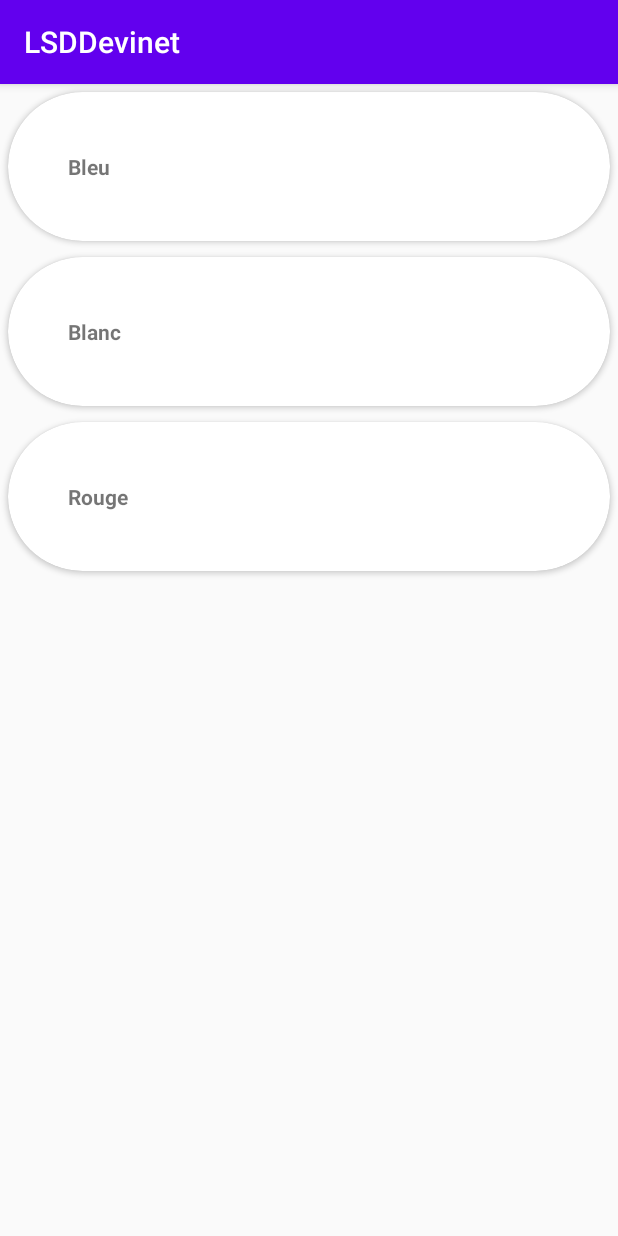
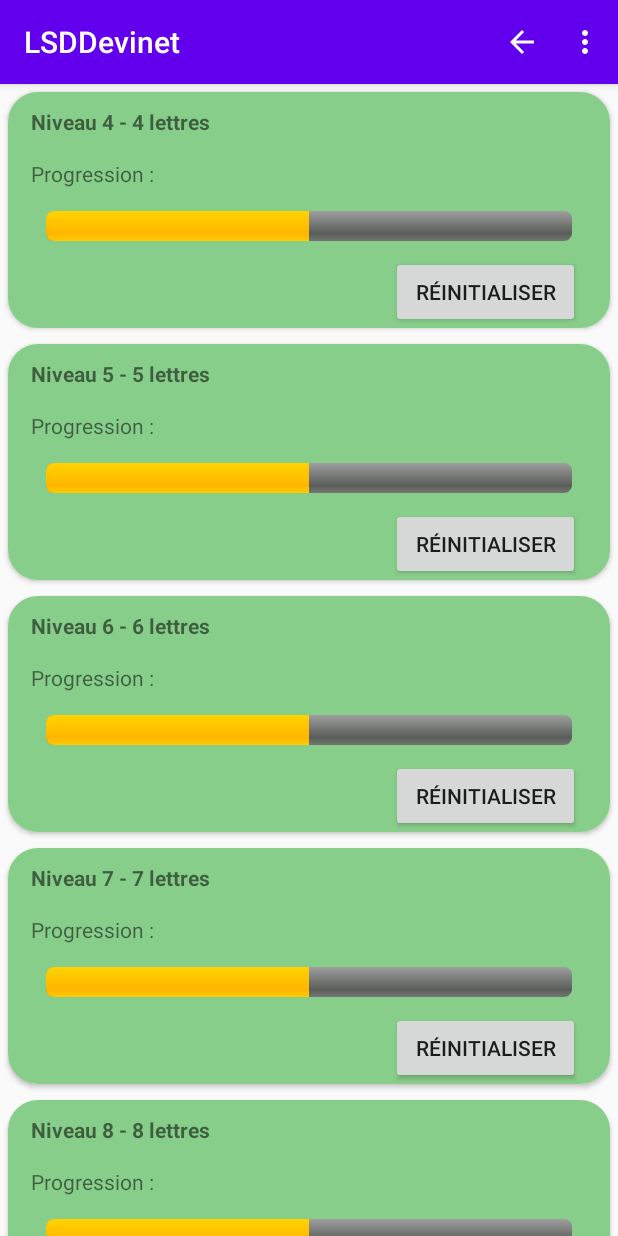
Before and after one commit to LeslieB-hub/LSDDevinet, an Android app: the screen it shows after launch (SelectionNiveauActivity), on a phone screen of 412 x 824 dp. Run offline under Robolectric (Android 15) with nearby library versions, the phone set to English and light mode, and no system bars; our stand-ins replace Room's generated code.

Commit message:
Modify recycleview, adapter and list niveau

```diff
--- a/app/src/main/java/com/example/lsddevinet/activity/SelectionNiveauActivity.java
+++ b/app/src/main/java/com/example/lsddevinet/activity/SelectionNiveauActivity.java
@@ -1,35 +1,101 @@
 package com.example.lsddevinet.activity;
 
+import androidx.annotation.NonNull;
 import androidx.appcompat.app.AppCompatActivity;
+import androidx.lifecycle.LiveData;
+import androidx.lifecycle.Observer;
+import androidx.lifecycle.ViewModelProviders;
 import androidx.recyclerview.widget.LinearLayoutManager;
 import androidx.recyclerview.widget.RecyclerView;
 
+import android.content.Intent;
 import android.os.Bundle;
+import android.view.Menu;
+import android.view.MenuItem;
+import android.view.View;
 
 import com.example.lsddevinet.R;
+import com.example.lsddevinet.ViewModel.CategorieViewModel;
 import com.example.lsddevinet.activity.adapters.AdapterNiveau;
+import com.example.lsddevinet.model.Categorie;
+
+import java.util.List;
 
 public class SelectionNiveauActivity extends AppCompatActivity {
+
+    RecyclerView recyclerView = null;
 
     @Override
     protected void onCreate(Bundle savedInstanceState) {
         super.onCreate(savedInstanceState);
         setContentView(R.layout.activity_selection_niveau);
+        recyclerView = findViewById(R.id.recyclerview_niveau);
     }
 
     @Override
     protected void onResume() {
         super.onResume();
 
-        RecyclerView recyclerView = findViewById(R.id.recyclerview_niveau);
         recyclerView.setHasFixedSize(true);
         RecyclerView.LayoutManager rvlm = new LinearLayoutManager(this);
         recyclerView.setLayoutManager(rvlm);
 
-        String[] infos = {"Bleu","Blanc","Rouge"};
+        //Récupérer la liste de catégorie
+        CategorieViewModel categorieVm = ViewModelProviders.of(this).get(CategorieViewModel.class);
+        LiveData<List<Categorie>> observateur = categorieVm.getAllCategories();
 
-        AdapterNiveau adapterNiveau = new AdapterNiveau(infos);
-        recyclerView.setAdapter(adapterNiveau);
+        observateur.observe(this, new Observer<List<Categorie>>() {
+            @Override
+            public void onChanged(List<Categorie> categories) {
+                AdapterNiveau adapterNiveau = new AdapterNiveau(categories);
+                recyclerView.setAdapter(adapterNiveau);
+            }
+        });
 
     }
+
+    public void onClickInitialiser(){
+
+    }
+
+    public void onClickProgression(View view){
+        View parentRow = (View) view.getParent();
+
+    }
+
+    /**
+     * Menu
+     * @param menu
+     * @return
+     */
+    @Override
+    public boolean onCreateOptionsMenu(Menu menu) {
+        //on décompresse le xml du menu
+        getMenuInflater().inflate(R.menu.mon_menu, menu);
+        return true;
+    }
+
+    /**
+     * Définition des actions
+     * @param item
+     * @return
+     */
+    public boolean onOptionsItemSelected(@NonNull MenuItem item){
+        switch (item.getItemId()){
+//            case R.id.action_settings:
+//                Intent intentParametre = new Intent(this, .class);
+//                startActivity(intentParametre);
+//                return true;
+//            case R.id.action_APropos:
+//                Intent intentAPropos = new Intent(this, .class);
+//                startActivity(intentAPropos);
+//                return true;
+            case R.id.action_PagePrecedente:
+
+                return true;
+            default:
+                return super.onOptionsItemSelected(item);
+
+        }
+    }
 }
--- a/app/src/main/java/com/example/lsddevinet/activity/adapters/AdapterNiveau.java
+++ b/app/src/main/java/com/example/lsddevinet/activity/adapters/AdapterNiveau.java
@@ -3,30 +3,36 @@ package com.example.lsddevinet.activity.adapters;
 import android.view.LayoutInflater;
 import android.view.View;
 import android.view.ViewGroup;
+import android.widget.ProgressBar;
 import android.widget.TextView;
 
 import androidx.annotation.NonNull;
 import androidx.recyclerview.widget.RecyclerView;
 
 import com.example.lsddevinet.R;
+import com.example.lsddevinet.model.Categorie;
+
+import java.util.List;
 
 public class AdapterNiveau extends RecyclerView.Adapter<AdapterNiveau.ViewHolder> {
 
-    private String[] mDataset;
+    private List<Categorie> categories;
 
 
     public static class ViewHolder extends RecyclerView.ViewHolder{
 
         public TextView tvNiveau;
+        public ProgressBar progressBar;
 
         public ViewHolder(@NonNull View itemView) {
             super(itemView);
             tvNiveau = itemView.findViewById(R.id.tv_niveau);
+            progressBar = itemView.findViewById(R.id.pb_progression);
         }
     }
 
-    public AdapterNiveau(String[] myDataset){
-        mDataset = myDataset;
+    public AdapterNiveau(List<Categorie> myDataset){
+        categories = myDataset;
     }
 
     @NonNull
@@ -40,11 +46,12 @@ public class AdapterNiveau extends RecyclerView.Adapter<AdapterNiveau.ViewHolder
     //modifit le contenu de la vue en remplissant une ligne de la vu
     @Override
     public void onBindViewHolder(@NonNull AdapterNiveau.ViewHolder holder, int position) {
-        holder.tvNiveau.setText(mDataset[position]);
+        holder.tvNiveau.setText("Niveau "+ categories.get(position).getId()+" - "+ categories.get(position).getCategorie());
+        holder.progressBar.setProgress(50);
     }
 
     @Override
     public int getItemCount() {
-        return mDataset.length;
+        return categories.size();
     }
 }
--- a/app/src/main/res/layout/ligne_cardview_niveau.xml
+++ b/app/src/main/res/layout/ligne_cardview_niveau.xml
@@ -6,12 +6,13 @@
     xmlns:app="http://schemas.android.com/apk/res-auto"
     android:layout_margin="5dp"
     android:background="@color/colorPrimary"
-    app:cardCornerRadius="100dp"
+    app:cardCornerRadius="20dp"
     >
     <LinearLayout
         android:layout_width="match_parent"
         android:layout_height="wrap_content"
-        android:orientation="vertical">
+        android:orientation="vertical"
+        android:background="#88CE8B">
 
         <TextView
             android:id="@+id/tv_niveau"
@@ -19,7 +20,37 @@
             android:layout_height="wrap_content"
             android:text="Niveau catégorie"
             android:textStyle="bold"
-            android:padding="40dp"/>
+            android:padding="10dp"
+            android:layout_marginLeft="5dp"
+            />
+
+        <TextView
+            android:id="@+id/tv_progression"
+            android:layout_width="match_parent"
+            android:layout_height="wrap_content"
+            android:text="Progression :"
+            android:padding="5dp"
+            android:layout_marginLeft="10dp"/>
+
+
+        <ProgressBar
+            android:id="@+id/pb_progression"
+            android:layout_width="match_parent"
+            android:layout_height="wrap_content"
+            style="@android:style/Widget.ProgressBar.Horizontal"
+            android:padding="10dp"
+            android:layout_marginLeft="15dp"
+            android:layout_marginRight="15dp"
+            android:onClick="onClickProgression"/>
+
+        <Button
+            android:id="@+id/btn_reinitialiser"
+            android:layout_width="126dp"
+            android:layout_height="wrap_content"
+            android:text="Réinitialiser"
+            android:layout_marginLeft="255dp"
+            android:onClick="onClickInitialiser"
+            />
 
 
     </LinearLayout>
```
